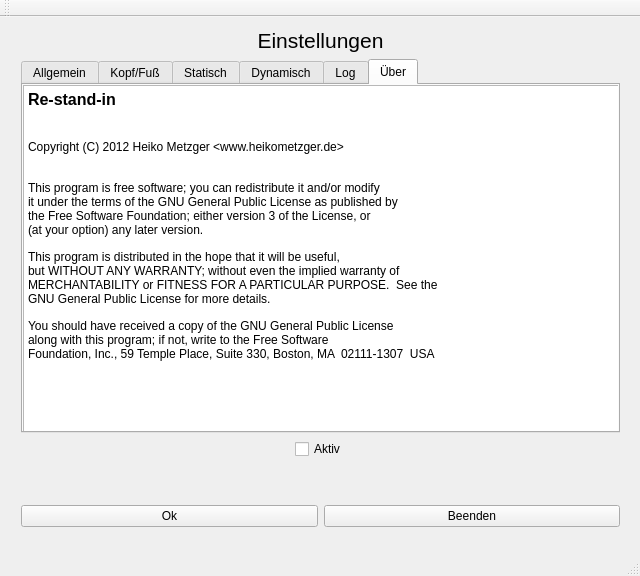
This is rsi.ui in Merhoc/re-stand-in as Qt 5 draws it before an edit. The edited form follows.
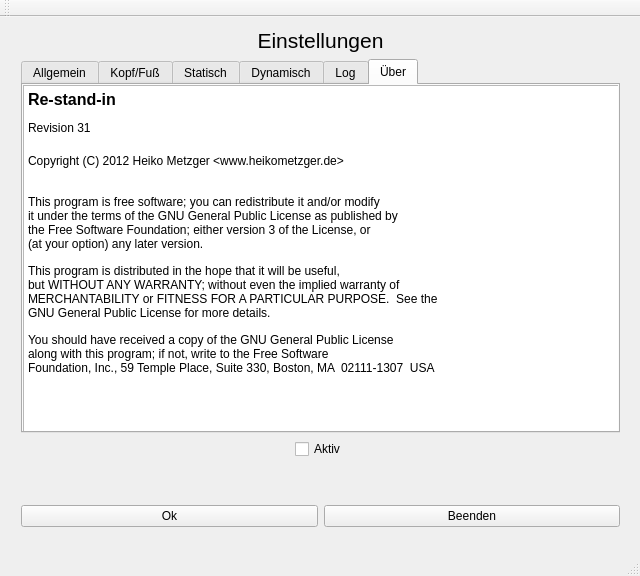
This is the edited form. The open tabs and pages were chosen to show the change.

The edit to the form file:
```diff
--- a/rsi.ui
+++ b/rsi.ui
@@ -406,6 +406,7 @@
 p, li { white-space: pre-wrap; }
 &lt;/style&gt;&lt;/head&gt;&lt;body style=&quot; font-family:'MS Shell Dlg 2'; font-size:8.25pt; font-weight:400; font-style:normal;&quot;&gt;
 &lt;p style=&quot; margin-top:0px; margin-bottom:0px; margin-left:0px; margin-right:0px; -qt-block-indent:0; text-indent:0px;&quot;&gt;&lt;span style=&quot; font-family:'Ubuntu'; font-size:12pt; font-weight:600;&quot;&gt;Re-stand-in&lt;br /&gt;&lt;/span&gt;&lt;/p&gt;
+&lt;p style=&quot; margin-top:0px; margin-bottom:0px; margin-left:0px; margin-right:0px; -qt-block-indent:0; text-indent:0px;&quot;&gt;&lt;span style=&quot; font-family:'Courier New,courier'; font-size:9pt; color:#000000;&quot;&gt;Revision 31 &lt;/span&gt;&lt;/p&gt;
 &lt;p style=&quot;-qt-paragraph-type:empty; margin-top:0px; margin-bottom:0px; margin-left:0px; margin-right:0px; -qt-block-indent:0; text-indent:0px; font-family:'Ubuntu'; font-size:12pt; font-weight:600;&quot;&gt;&lt;/p&gt;
 &lt;p style=&quot; margin-top:0px; margin-bottom:0px; margin-left:0px; margin-right:0px; -qt-block-indent:0; text-indent:0px;&quot;&gt;&lt;span style=&quot; font-family:'Ubuntu'; font-size:9pt; color:#000000;&quot;&gt;Copyright (C) 2012 Heiko Metzger &amp;lt;www.heikometzger.de&amp;gt;&lt;br /&gt;&lt;/span&gt;&lt;/p&gt;
 &lt;p style=&quot;-qt-paragraph-type:empty; margin-top:0px; margin-bottom:0px; margin-left:0px; margin-right:0px; -qt-block-indent:0; text-indent:0px; font-family:'Ubuntu'; font-size:9pt; color:#000000;&quot;&gt;&lt;/p&gt;
```
